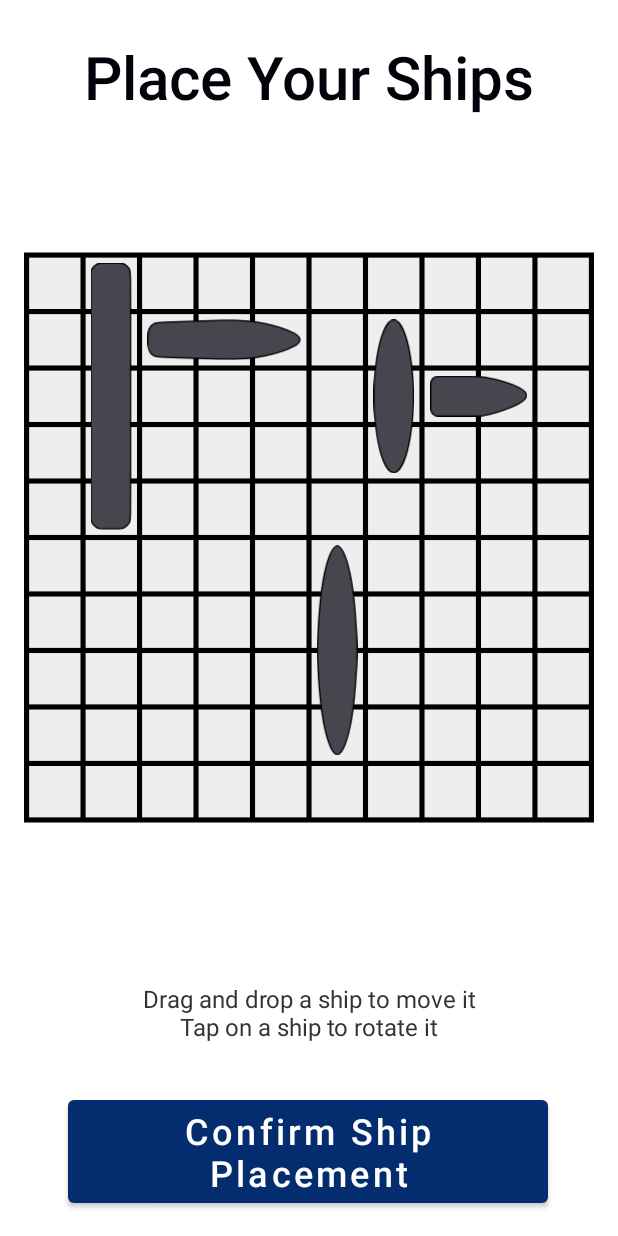
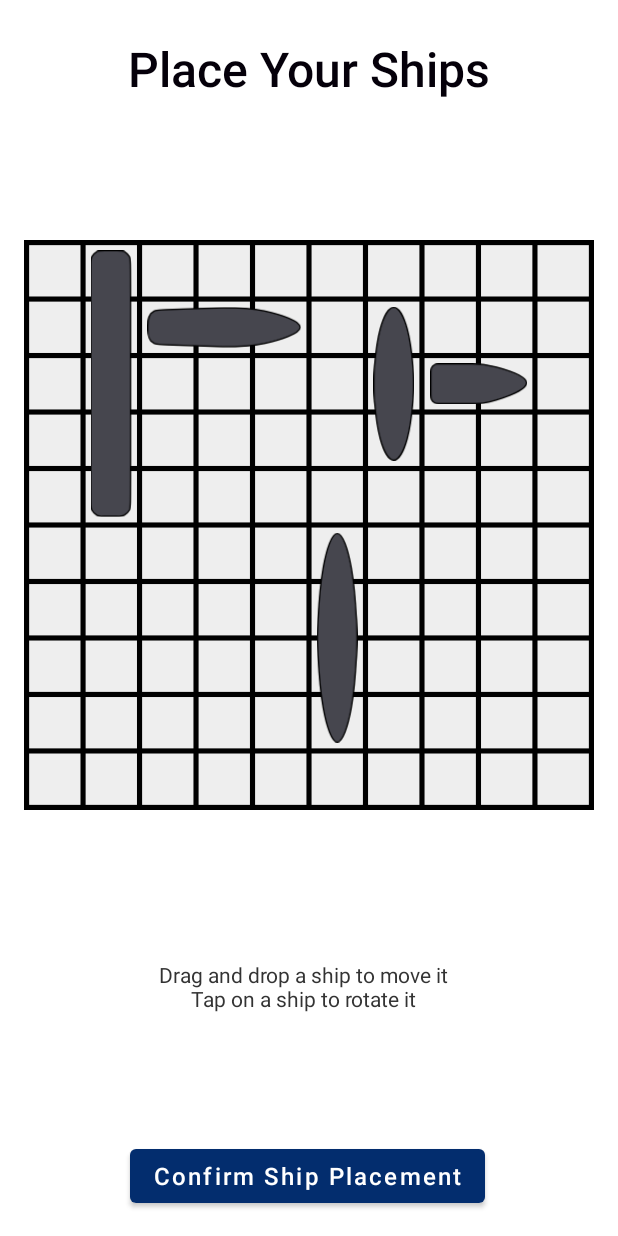
Before and after one commit to JoeBlakeB/Battleships, an Android app: the PlaceShipsActivity screen opened directly, with no data from a screen before it, on a phone screen of 412 x 824 dp. Run offline under Robolectric (Android 15) with nearby library versions, the phone set to English and light mode, and no system bars; 2 statements that could not run were skipped.

Commit message:
Change text size based on screen size

```diff
--- a/app/src/main/res/layout-land/activity_place_ships.xml
+++ b/app/src/main/res/layout-land/activity_place_ships.xml
@@ -25,8 +25,8 @@
             android:layout_marginRight="16dp"
             android:fontFamily="sans-serif-medium"
             android:text="@string/place_ships_title"
-            android:textColor="@color/mainText"
-            android:textSize="40sp"
+            android:textColor="@color/primaryText"
+            android:textSize="@dimen/primaryTextMedium"
             app:layout_constraintEnd_toEndOf="parent"
             app:layout_constraintStart_toStartOf="parent"
             app:layout_constraintTop_toTopOf="parent" />
@@ -45,7 +45,7 @@
             android:gravity="center"
             android:text="@string/place_ships_help"
             android:textColor="@color/secondaryText"
-            android:textSize="16sp"
+            android:textSize="@dimen/secondaryTextMedium"
             app:layout_constraintBottom_toTopOf="@+id/buttonConfirm"
             app:layout_constraintEnd_toEndOf="parent"
             app:layout_constraintStart_toStartOf="parent"
@@ -61,14 +61,14 @@
             android:layout_marginRight="16dp"
             android:layout_marginBottom="16dp"
             android:clickable="true"
+            android:focusable="true"
             android:text="@string/confirm_ships_button"
             android:textAllCaps="false"
             android:textColor="@color/buttonText"
-            android:textSize="24sp"
+            android:textSize="@dimen/buttonTextMedium"
             app:layout_constraintBottom_toBottomOf="parent"
             app:layout_constraintEnd_toEndOf="parent"
-            app:layout_constraintStart_toStartOf="parent"
-            android:focusable="true" />
+            app:layout_constraintStart_toStartOf="parent" />
     </androidx.constraintlayout.widget.ConstraintLayout>
 
     <com.joeblakeb.battleships.views.PlacementGameBoardView
@@ -80,6 +80,7 @@
         android:layout_marginRight="16dp"
         android:layout_marginBottom="16dp"
         app:layout_constraintBottom_toBottomOf="parent"
+        app:layout_constraintDimensionRatio="h,"
         app:layout_constraintEnd_toEndOf="parent"
         app:layout_constraintStart_toEndOf="@+id/constraintLayout"
         app:layout_constraintTop_toTopOf="parent" />
--- a/app/src/main/res/layout/activity_main.xml
+++ b/app/src/main/res/layout/activity_main.xml
@@ -19,8 +19,8 @@
         android:fontFamily="sans-serif"
         android:text="@string/app_name"
         android:textAllCaps="true"
-        android:textSize="48sp"
-        android:textColor="@color/mainText"
+        android:textColor="@color/primaryText"
+        android:textSize="@dimen/primaryTextLarge"
         app:layout_constraintEnd_toEndOf="parent"
         app:layout_constraintStart_toStartOf="parent"
         app:layout_constraintTop_toTopOf="parent" />
@@ -36,7 +36,7 @@
         android:layout_marginBottom="48dp"
         android:text="@string/play_game_button"
         android:textColor="@color/buttonText"
-        android:textSize="24sp"
+        android:textSize="@dimen/buttonTextLarge"
         app:layout_constraintBottom_toBottomOf="parent"
         app:layout_constraintEnd_toEndOf="parent"
         app:layout_constraintHorizontal_bias="0.497"
--- a/app/src/main/res/layout/activity_place_ships.xml
+++ b/app/src/main/res/layout/activity_place_ships.xml
@@ -17,8 +17,8 @@
         android:layout_marginRight="24dp"
         android:fontFamily="sans-serif-medium"
         android:text="@string/place_ships_title"
-        android:textColor="@color/mainText"
-        android:textSize="40sp"
+        android:textColor="@color/primaryText"
+        android:textSize="@dimen/primaryTextMedium"
         app:layout_constraintEnd_toEndOf="parent"
         app:layout_constraintStart_toStartOf="parent"
         app:layout_constraintTop_toTopOf="parent" />
@@ -34,6 +34,7 @@
         android:layout_marginRight="16dp"
         android:layout_marginBottom="16dp"
         app:layout_constraintBottom_toTopOf="@+id/textViewHelp"
+        app:layout_constraintDimensionRatio="1:1"
         app:layout_constraintEnd_toEndOf="parent"
         app:layout_constraintStart_toStartOf="parent"
         app:layout_constraintTop_toBottomOf="@+id/textViewTitle" />
@@ -44,15 +45,15 @@
         android:layout_height="wrap_content"
         android:layout_marginStart="16dp"
         android:layout_marginLeft="16dp"
-        android:layout_marginTop="16dp"
-        android:layout_marginEnd="16dp"
+        android:layout_marginTop="8dp"
+        android:layout_marginEnd="@dimen/secondaryTextLarge"
         android:layout_marginRight="16dp"
-        android:layout_marginBottom="32dp"
+        android:layout_marginBottom="8dp"
         android:fontFamily="sans-serif"
         android:gravity="center"
         android:text="@string/place_ships_help"
         android:textColor="@color/secondaryText"
-        android:textSize="16sp"
+        android:textSize="@dimen/secondaryTextMedium"
         app:layout_constraintBottom_toTopOf="@+id/buttonConfirm"
         app:layout_constraintEnd_toEndOf="parent"
         app:layout_constraintStart_toStartOf="parent"
@@ -72,7 +73,7 @@
         android:text="@string/confirm_ships_button"
         android:textAllCaps="false"
         android:textColor="@color/buttonText"
-        android:textSize="24sp"
+        android:textSize="@dimen/buttonTextMedium"
         app:layout_constraintBottom_toBottomOf="parent"
         app:layout_constraintEnd_toEndOf="parent"
         app:layout_constraintHorizontal_bias="0.491"
--- a/app/src/main/res/values-night/colors.xml
+++ b/app/src/main/res/values-night/colors.xml
@@ -2,7 +2,7 @@
 <resources>
     <color name="background">#121416</color>
 
-    <color name="mainText">#eee</color>
+    <color name="primaryText">#eee</color>
     <color name="secondaryText">#79beff</color>
 
     <color name="gridLines">#ccc</color>
--- /dev/null
+++ b/app/src/main/res/values-sw360dp/dimens.xml
@@ -0,0 +1,10 @@
+<?xml version="1.0" encoding="utf-8"?>
+<resources>
+    <dimen name="primaryTextLarge">48sp</dimen>
+    <dimen name="primaryTextMedium">32sp</dimen>
+    <dimen name="secondaryTextLarge">24sp</dimen>
+    <dimen name="secondaryTextMedium">14sp</dimen>
+    <dimen name="buttonTextLarge">28sp</dimen>
+    <dimen name="buttonTextMedium">16sp</dimen>
+    <dimen name="portraitGridSpacing">24dp</dimen>
+</resources>
--- /dev/null
+++ b/app/src/main/res/values-sw600dp/dimens.xml
@@ -0,0 +1,10 @@
+<?xml version="1.0" encoding="utf-8"?>
+<resources>
+    <dimen name="primaryTextLarge">64sp</dimen>
+    <dimen name="primaryTextMedium">40sp</dimen>
+    <dimen name="secondaryTextLarge">32sp</dimen>
+    <dimen name="secondaryTextMedium">24sp</dimen>
+    <dimen name="buttonTextLarge">32sp</dimen>
+    <dimen name="buttonTextMedium">24sp</dimen>
+    <dimen name="portraitGridSpacing">28dp</dimen>
+</resources>
--- /dev/null
+++ b/app/src/main/res/values-sw720dp/dimens.xml
@@ -0,0 +1,10 @@
+<?xml version="1.0" encoding="utf-8"?>
+<resources>
+    <dimen name="primaryTextLarge">96sp</dimen>
+    <dimen name="primaryTextMedium">64sp</dimen>
+    <dimen name="secondaryTextLarge">50sp</dimen>
+    <dimen name="secondaryTextMedium">32sp</dimen>
+    <dimen name="buttonTextLarge">48sp</dimen>
+    <dimen name="buttonTextMedium">32sp</dimen>
+    <dimen name="portraitGridSpacing">64dp</dimen>
+</resources>
--- a/app/src/main/res/values/colors.xml
+++ b/app/src/main/res/values/colors.xml
@@ -6,7 +6,7 @@
     <color name="colorSecondaryAccent">#742682</color>
     <color name="background">#fff</color>
 
-    <color name="mainText">#05000a</color>
+    <color name="primaryText">#05000a</color>
     <color name="secondaryText">#333</color>
     <color name="buttonText">#fff</color>
 
--- /dev/null
+++ b/app/src/main/res/values/dimens.xml
@@ -0,0 +1,10 @@
+<?xml version="1.0" encoding="utf-8"?>
+<resources>
+    <dimen name="primaryTextLarge">40sp</dimen>
+    <dimen name="primaryTextMedium">28sp</dimen>
+    <dimen name="secondaryTextLarge">14sp</dimen>
+    <dimen name="secondaryTextMedium">10sp</dimen>
+    <dimen name="buttonTextLarge">24sp</dimen>
+    <dimen name="buttonTextMedium">12sp</dimen>
+    <dimen name="portraitGridSpacing">20dp</dimen>
+</resources>
```
Also changed, not shown: app/src/main/res/layout-land/activity_gameplay.xml (+13 -10 lines), app/src/main/res/layout/activity_gameplay.xml (+6 -3 lines).
